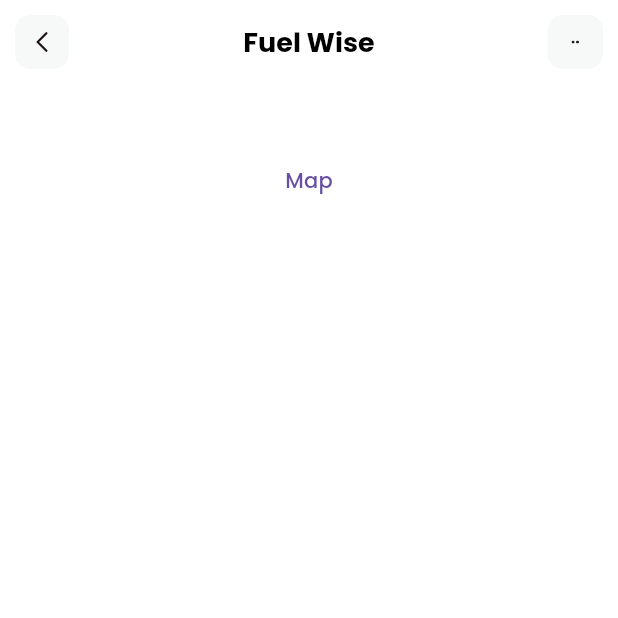
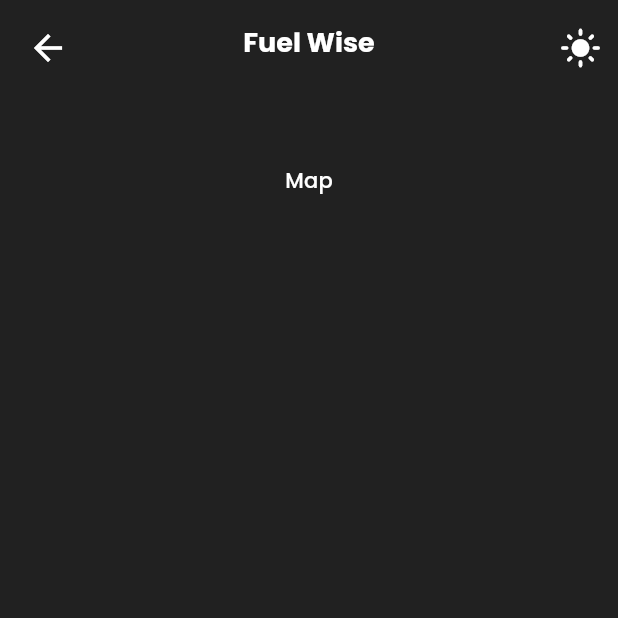
Before and after one commit to pixlbreaker/fuelwise, a Flutter app: the screen it shows after launch, on a phone screen of 412 x 824 dp, the top half of it. Run offline on Flutter 3.47's test engine with Material 3 defaults, Android fonts, the phone set to English and light mode, and no system bars; our stand-ins replace flutter_map, latlong2.

Commit message:
Added the theme portion of the app

```diff
--- a/lib/main.dart
+++ b/lib/main.dart
@@ -1,8 +1,15 @@
 import 'package:fuelwise/pages/home.dart';
 import 'package:flutter/material.dart';
+import 'package:fuelwise/theme/theme_provider.dart';
+import 'package:provider/provider.dart';
 
 void main() {
-  runApp(const MyApp());
+  runApp(
+    ChangeNotifierProvider(
+      create: (context) => ThemeProvider(),
+      child: MyApp(),
+    ),
+  );
 }
 
 class MyApp extends StatelessWidget {
@@ -13,7 +20,7 @@ class MyApp extends StatelessWidget {
   Widget build(BuildContext context) {
     return MaterialApp(
       debugShowCheckedModeBanner: false,
-      theme: ThemeData(fontFamily: 'Poppins'),
+      theme: Provider.of<ThemeProvider>(context).themeData,
       home: HomePage(),
     );
   }
--- a/lib/pages/home.dart
+++ b/lib/pages/home.dart
@@ -1,22 +1,10 @@
-import 'package:fuelwise/models/category_model.dart';
-import 'package:fuelwise/models/diet_model.dart';
-import 'package:fuelwise/models/popular_model.dart';
-import 'package:fuelwise/models/station_mode.dart';
 import 'package:flutter/material.dart';
-import 'package:flutter_svg/flutter_svg.dart';
 import 'package:fuelwise/pages/map.dart';
 
 class HomePage extends StatelessWidget {
   HomePage({super.key});
 
-  List<CategoryModel> categories = [];
-  List<DietModel> diets = [];
-  List<PopularDietsModel> popularDiets = [];
-
   void _getInitialInfo() {
-    categories = CategoryModel.getCategories();
-    diets = DietModel.getDiets();
-    popularDiets = PopularDietsModel.getPopularDiets();
     // print(StationModel.testString());
     // print(StationModel.testPostRequest('iste eos nostrum'));
   }
@@ -25,8 +13,8 @@ class HomePage extends StatelessWidget {
   Widget build(BuildContext context) {
     _getInitialInfo();
     return Scaffold(
-      appBar: appBar(),
-      backgroundColor: Colors.white,
+      appBar: appBar(context),
+      backgroundColor: Theme.of(context).colorScheme.background,
       body: ListView(
         children: [
           const SizedBox(
@@ -47,14 +35,13 @@ class HomePage extends StatelessWidget {
     );
   }
 
-  AppBar appBar() {
+  AppBar appBar(BuildContext context) {
     return AppBar(
       title: const Text(
         'Fuel Wise',
-        style: TextStyle(
-            color: Colors.black, fontSize: 18, fontWeight: FontWeight.bold),
+        style: TextStyle(fontSize: 18, fontWeight: FontWeight.bold),
       ),
-      backgroundColor: Colors.white,
+      backgroundColor: Theme.of(context).colorScheme.background,
       elevation: 0.0,
       centerTitle: true,
       leading: GestureDetector(
@@ -62,14 +49,12 @@ class HomePage extends StatelessWidget {
         child: Container(
           margin: const EdgeInsets.all(10),
           alignment: Alignment.center,
-          child: SvgPicture.asset(
-            'assets/icons/Arrow - Left 2.svg',
-            height: 20,
-            width: 20,
+          child: IconButton(
+            icon: const Icon(Icons.arrow_back, size: 28),
+            onPressed: () {
+              Navigator.pop(context);
+            },
           ),
-          decoration: BoxDecoration(
-              color: const Color(0xffF7F8F8),
-              borderRadius: BorderRadius.circular(10)),
         ),
       ),
       actions: [
@@ -79,14 +64,10 @@ class HomePage extends StatelessWidget {
             margin: const EdgeInsets.all(10),
             alignment: Alignment.center,
             width: 37,
-            child: SvgPicture.asset(
-              'assets/icons/dots.svg',
-              height: 5,
-              width: 5,
+            child: IconButton(
+              icon: const Icon(Icons.light_mode, size: 28),
+              onPressed: () {},
             ),
-            decoration: BoxDecoration(
-                color: const Color(0xffF7F8F8),
-                borderRadius: BorderRadius.circular(10)),
           ),
         ),
       ],
--- /dev/null
+++ b/lib/theme/theme.dart
@@ -0,0 +1,23 @@
+import 'package:flutter/material.dart';
+
+// Light Mode
+ThemeData lightMode = ThemeData(
+  fontFamily: 'Poppins',
+  brightness: Brightness.light,
+  colorScheme: ColorScheme.light(
+    background: Colors.white,
+    primary: Colors.black,
+    secondary: Colors.blue,
+  ),
+);
+
+// Dark Mode
+ThemeData darkMode = ThemeData(
+  fontFamily: 'Poppins',
+  brightness: Brightness.dark,
+  colorScheme: ColorScheme.dark(
+    background: Colors.grey.shade900,
+    primary: Colors.white,
+    secondary: Colors.grey.shade700,
+  ),
+);
--- /dev/null
+++ b/lib/theme/theme_provider.dart
@@ -0,0 +1,21 @@
+import 'package:flutter/material.dart';
+import 'package:fuelwise/theme/theme.dart';
+
+class ThemeProvider with ChangeNotifier {
+  ThemeData _themeData = darkMode;
+
+  ThemeData get themeData => _themeData;
+
+  set themeData(ThemeData themeData) {
+    _themeData = themeData;
+    notifyListeners();
+  }
+
+  void toggleTheme() {
+    if (_themeData == lightMode) {
+      themeData = darkMode;
+    } else {
+      themeData = lightMode;
+    }
+  }
+}
--- a/pubspec.yaml
+++ b/pubspec.yaml
@@ -38,6 +38,7 @@ dependencies:
   flutter_svg: ^2.0.10+1
   http: ^1.2.0
   flutter_map: ^7.0.2
+  provider: ^6.1.2
 
 dev_dependencies:
   flutter_test:
```
Also changed, not shown: lib/pages/map.dart (+10 -30 lines), pubspec.lock.
